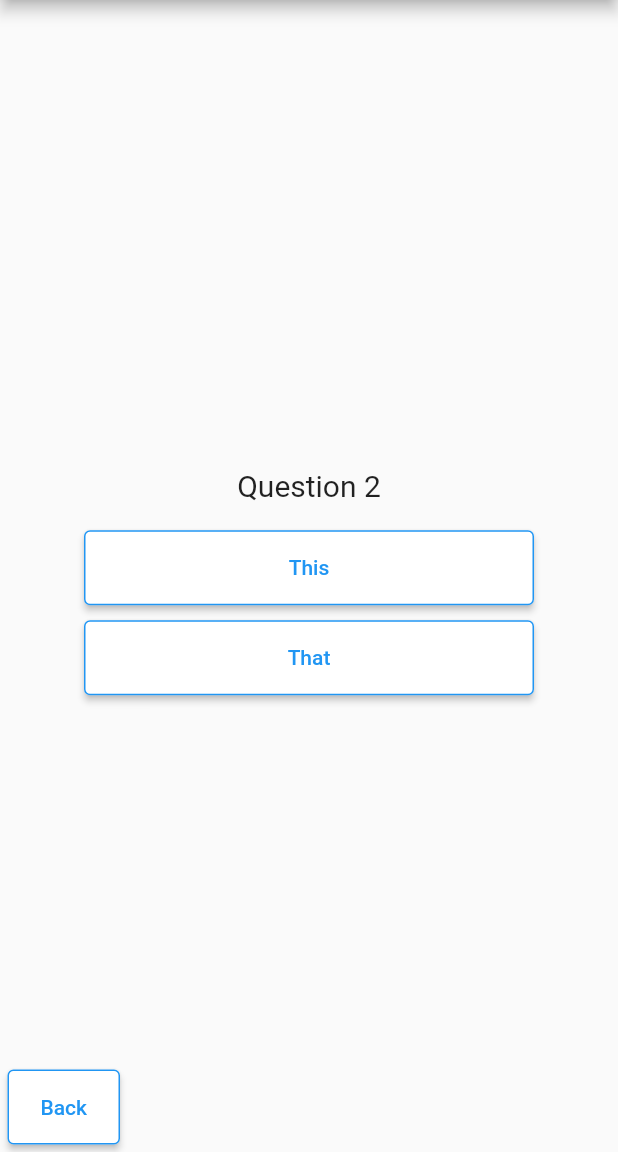
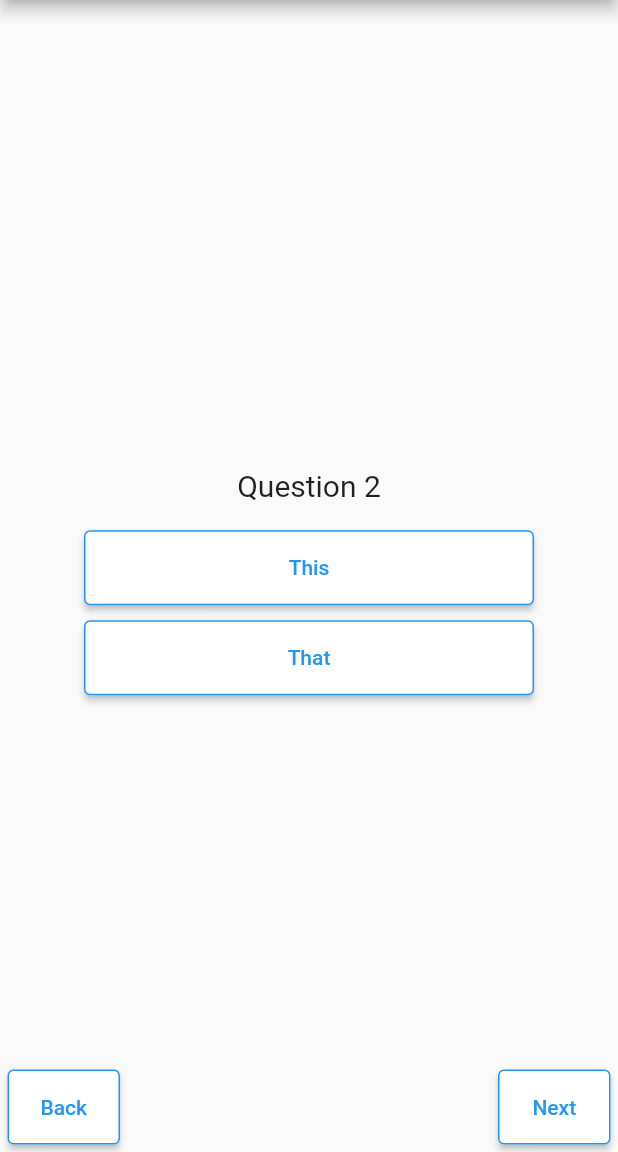
Before and after one commit to AaronFryer/SimpleSurvey, a Flutter app: the screen it shows after launch, after a tap on "This", on a phone screen of 412 x 824 dp, the part 84-1236 px from its top. Run offline on Flutter 3.47's test engine with Material 2 defaults, Android fonts, the phone set to English and light mode, and no system bars.

Commit message:
Multi answers

```diff
--- a/lib/SimpleWizardModels.dart
+++ b/lib/SimpleWizardModels.dart
@@ -7,10 +7,12 @@ class ModelSimpleWizardStep {
 class ModelSimpleWizardStepQuestion extends ModelSimpleWizardStep {
   String text = "This is the question?";
   List<ModelSimpleWizardStepAnswer> answers = [];
+  bool isMult;
 
   ModelSimpleWizardStepQuestion({
     required this.text,
     required this.answers,
+    this.isMult = false,
     required id,
   }) : super(id: id);
 }
@@ -26,6 +28,7 @@ class ModelSimpleWizardFinish extends ModelSimpleWizardStep {
 class ModelSimpleWizardStepAnswer {
   String text = "Default Answer";
   String? skipToStep;
+  bool isSelected = false;
 
   ModelSimpleWizardStepAnswer({
     required this.text,
--- a/lib/SimpleWizardViews.dart
+++ b/lib/SimpleWizardViews.dart
@@ -2,7 +2,7 @@ import 'package:flutter/material.dart';
 import 'SimpleWizard.dart';
 import 'SimpleWizardModels.dart';
 
-class SimpleWizardQuestionView extends StatelessWidget {
+class SimpleWizardQuestionView extends StatefulWidget {
   SimpleWizardQuestionView({
     required this.step,
     required this.instance,
@@ -12,6 +12,12 @@ class SimpleWizardQuestionView extends StatelessWidget {
   final SimpleWizardState instance;
   final ModelSimpleWizardStepQuestion step;
 
+  @override
+  State<SimpleWizardQuestionView> createState() =>
+      _SimpleWizardQuestionViewState();
+}
+
+class _SimpleWizardQuestionViewState extends State<SimpleWizardQuestionView> {
   @override
   Widget build(BuildContext context) {
     return Stack(
@@ -25,17 +31,17 @@ class SimpleWizardQuestionView extends StatelessWidget {
             Padding(
               padding: const EdgeInsets.all(8.0),
               child: Text(
-                step.text,
+                widget.step.text,
                 style: const TextStyle(fontSize: 20),
               ),
             ),
-            ...step.answers.map((ModelSimpleWizardStepAnswer answer) {
+            ...widget.step.answers.map((ModelSimpleWizardStepAnswer answer) {
               return Padding(
                 padding: const EdgeInsets.fromLTRB(0, 10, 0, 0),
                 child: ElevatedButton(
                   style: ElevatedButton.styleFrom(
-                    primary: Colors.white,
-                    onPrimary: Colors.blue,
+                    primary: answer.isSelected ? Colors.blue : Colors.white,
+                    onPrimary: answer.isSelected ? Colors.white : Colors.blue,
                     side: const BorderSide(
                       color: Colors.blue,
                     ),
@@ -44,10 +50,16 @@ class SimpleWizardQuestionView extends StatelessWidget {
                   ),
                   child: Text(answer.text),
                   onPressed: () {
-                    if (answer.skipToStep != null) {
-                      instance.goTo(answer.skipToStep!);
+                    if (!widget.step.isMult) {
+                      if (answer.skipToStep != null) {
+                        widget.instance.goTo(answer.skipToStep!);
+                      } else {
+                        widget.instance.next();
+                      }
                     } else {
-                      instance.next();
+                      setState(() {
+                        answer.isSelected = !answer.isSelected;
+                      });
                     }
                   },
                 ),
@@ -60,7 +72,7 @@ class SimpleWizardQuestionView extends StatelessWidget {
           child: Padding(
             padding: const EdgeInsets.fromLTRB(5, 0, 0, 5),
             child: Visibility(
-              visible: instance.showBack,
+              visible: widget.instance.showBack,
               child: ElevatedButton(
                 style: ElevatedButton.styleFrom(
                   primary: Colors.white,
@@ -73,7 +85,31 @@ class SimpleWizardQuestionView extends StatelessWidget {
                 ),
                 child: const Text("Back"),
                 onPressed: () {
-                  instance.back();
+                  widget.instance.back();
+                },
+              ),
+            ),
+          ),
+        ),
+        Align(
+          alignment: Alignment.bottomRight,
+          child: Padding(
+            padding: const EdgeInsets.fromLTRB(0, 0, 5, 5),
+            child: Visibility(
+              visible: widget.step.isMult,
+              child: ElevatedButton(
+                style: ElevatedButton.styleFrom(
+                  primary: Colors.white,
+                  onPrimary: Colors.blue,
+                  side: const BorderSide(
+                    color: Colors.blue,
+                  ),
+                  minimumSize: const Size(75, 50),
+                  maximumSize: const Size(75, 50),
+                ),
+                child: const Text("Next"),
+                onPressed: () {
+                  widget.instance.next();
                 },
               ),
             ),
--- a/lib/main.dart
+++ b/lib/main.dart
@@ -55,6 +55,7 @@ class _MyHomePageState extends State<MyHomePage> {
         ModelSimpleWizardStepQuestion(
           id: "question_2",
           text: "Question 2",
+          isMult: true,
           answers: [
             ModelSimpleWizardStepAnswer(text: "This"),
             ModelSimpleWizardStepAnswer(text: "That"),
```
